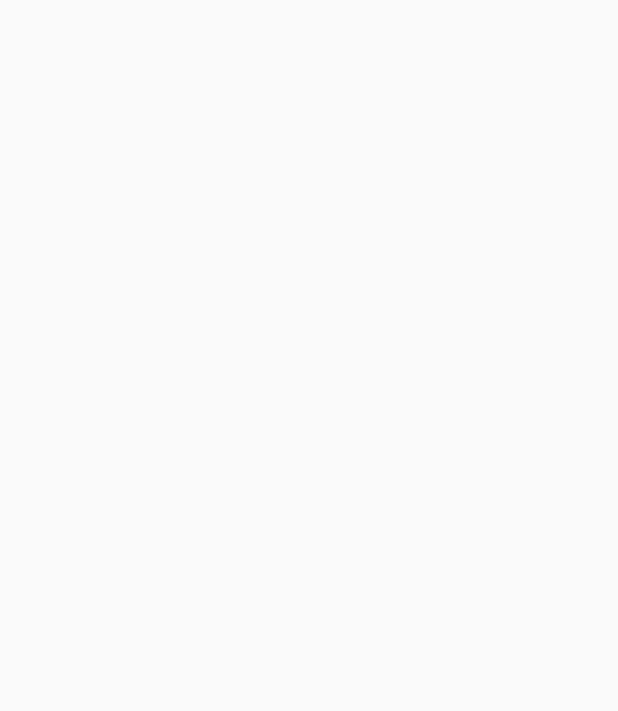
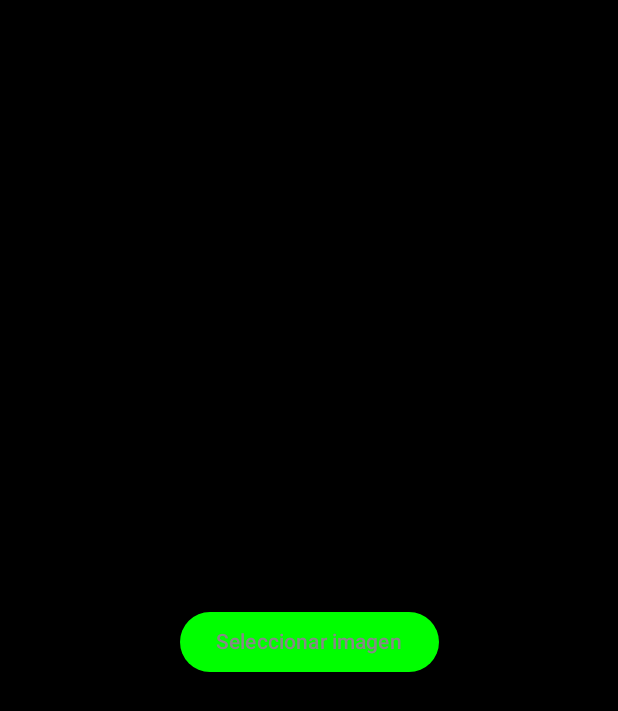
Before and after one commit to JuliMun300/ShopPlatziApp, an Android app built with Jetpack Compose: the ImageUserScreen screen opened through its navigation route, on a phone screen of 412 x 824 dp. Before the commit the part shown is empty. Shown: the top 711 px of the screen. Run offline under Robolectric (Android 15) with nearby library versions, the phone set to English and light mode, and no system bars.

Commit message:
Adding image selection

```diff
--- a/app/src/main/java/com/example/platzishop/Screens/ImageUserScreen.kt
+++ b/app/src/main/java/com/example/platzishop/Screens/ImageUserScreen.kt
@@ -1,8 +1,97 @@
 package com.example.platzishop.Screens
 
+import android.net.Uri
+import androidx.activity.compose.rememberLauncherForActivityResult
+import androidx.activity.result.contract.ActivityResultContracts
+import androidx.compose.animation.AnimatedVisibility
+import androidx.compose.animation.core.animateFloatAsState
+import androidx.compose.animation.core.tween
+import androidx.compose.foundation.Image
+import androidx.compose.foundation.border
+import androidx.compose.foundation.layout.Arrangement
+import androidx.compose.foundation.layout.Column
+import androidx.compose.foundation.layout.Spacer
+import androidx.compose.foundation.layout.fillMaxSize
+import androidx.compose.foundation.layout.padding
+import androidx.compose.foundation.layout.size
+import androidx.compose.foundation.shape.RoundedCornerShape
+import androidx.compose.material3.Button
+import androidx.compose.material3.ButtonDefaults
+import androidx.compose.material3.Text
 import androidx.compose.runtime.Composable
+import androidx.compose.runtime.getValue
+import androidx.compose.runtime.remember
+import androidx.compose.ui.tooling.preview.Preview
+import androidx.compose.runtime.mutableStateOf
+import androidx.compose.runtime.setValue
+import androidx.compose.ui.Alignment
+import androidx.compose.ui.Modifier
+import androidx.compose.ui.draw.clip
+import androidx.compose.ui.draw.scale
+import androidx.compose.ui.graphics.Color
+import androidx.compose.ui.graphics.graphicsLayer
+import androidx.compose.ui.layout.ContentScale
+import androidx.compose.ui.res.painterResource
+import androidx.compose.ui.unit.dp
+import coil.compose.rememberAsyncImagePainter
 
 @Composable
 fun ImageUserScreen() {
 
+    background()
+    Imagen()
 }
+
+@Composable
+fun Imagen() {
+
+    var imageUri by remember { mutableStateOf<Uri?>(null) }
+    val launcher =
+        rememberLauncherForActivityResult(contract = ActivityResultContracts.GetContent()) { uri: Uri? ->
+            imageUri = uri
+        }
+
+    val scale by animateFloatAsState(
+        targetValue = if (imageUri != null) 1.2f else 1f,
+        animationSpec = tween(durationMillis = 500),
+        label = "scale"
+    )
+
+    Column(
+        modifier = Modifier.fillMaxSize(),
+        horizontalAlignment = Alignment.CenterHorizontally,
+        verticalArrangement = Arrangement.Center
+    ) {
+
+        imageUri.let { uri: Uri? ->
+            AnimatedVisibility(visible = imageUri != null) {
+                Image(
+                    painter = rememberAsyncImagePainter(uri),
+                    contentDescription = "Imagen seleccionada",
+                    contentScale = ContentScale.Crop,
+                    modifier = Modifier
+                        .size(200.dp)
+                        .graphicsLayer(scaleX = scale, scaleY = scale)
+                        .clip(RoundedCornerShape(16.dp))
+                        .border(2.dp, Color.Green, RoundedCornerShape(16.dp))
+
+                )
+            }
+        }
+
+        Spacer(modifier = Modifier.padding(16.dp))
+
+        Button(colors = ButtonDefaults.buttonColors(
+            containerColor = Color.Green,
+            contentColor = Color.Gray
+        ), onClick = { launcher.launch("image/*") }) {
+            Text("Seleccionar imagen")
+        }
+    }
+}
+
+@Preview(showSystemUi = true)
+@Composable
+fun ImagePreview() {
+    ImageUserScreen()
+}
```
